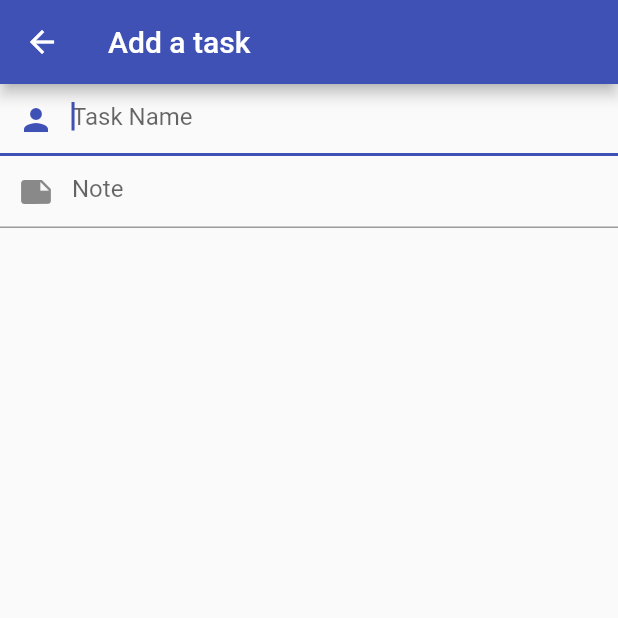
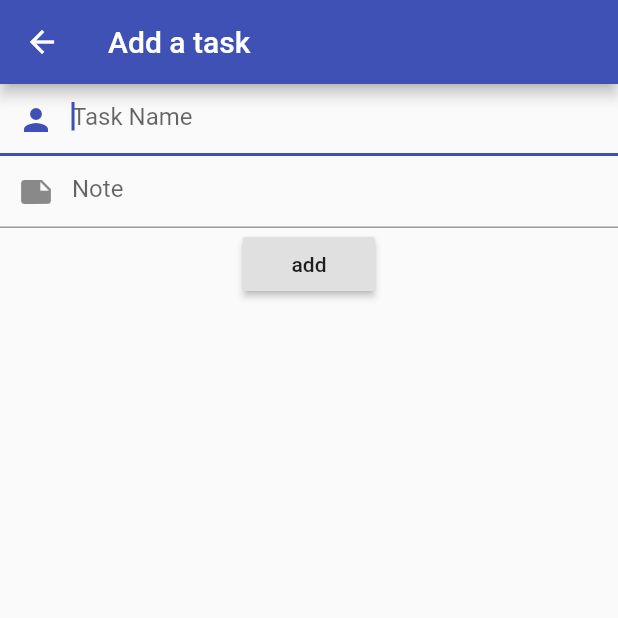
Before and after one commit to Kybeth/PeekList, a Flutter app: the CreateTask screen opened directly, on a phone screen of 412 x 824 dp, the top half of it. Run offline on Flutter 3.47's test engine with Material 2 defaults, Android fonts, the phone set to English and light mode, and no system bars; our stand-ins replace cached_network_image, cloud_firestore, flutter_svg, google_sign_in; accounts and stored records are empty.

Commit message:
add task

```diff
--- a/lib/pages/create_task.dart
+++ b/lib/pages/create_task.dart
@@ -1,8 +1,12 @@
 
 import 'package:flutter/material.dart';
 import 'package:peeklist/widgets/header.dart';
+import 'package:cloud_firestore/cloud_firestore.dart';
 
 class CreateTask extends StatelessWidget {
+  final _taskname=TextEditingController();
+  final _tasknote=TextEditingController();
+
   @override
   Widget build(BuildContext context) {
     return new Scaffold(
@@ -13,19 +17,37 @@ class CreateTask extends StatelessWidget {
         children: <Widget>[
           TextField(
             autofocus: true,
+            controller: _taskname,
             decoration: InputDecoration(
                 hintText: "Task Name",
                 prefixIcon: Icon(Icons.person)
             ),
           ),
           TextField(
+            controller: _tasknote,
             decoration: InputDecoration(
                 hintText: "Note",
                 prefixIcon: Icon(Icons.note)
             ),
           ),
+          RaisedButton(
+            onPressed: (){
+              _addtask(_taskname.text,_tasknote.text);
+              Navigator.of(context).pop();
+            },
+            child: Text('add'),
+          )
         ],
       ),
     );
   }
 }
+
+Future _addtask(String taskname,String tasknote)async {
+  await Firestore.instance
+  .collection('tasks')
+    .add(<String, dynamic>{
+    'name': taskname,
+    'comment': tasknote,
+    });
+}
```
